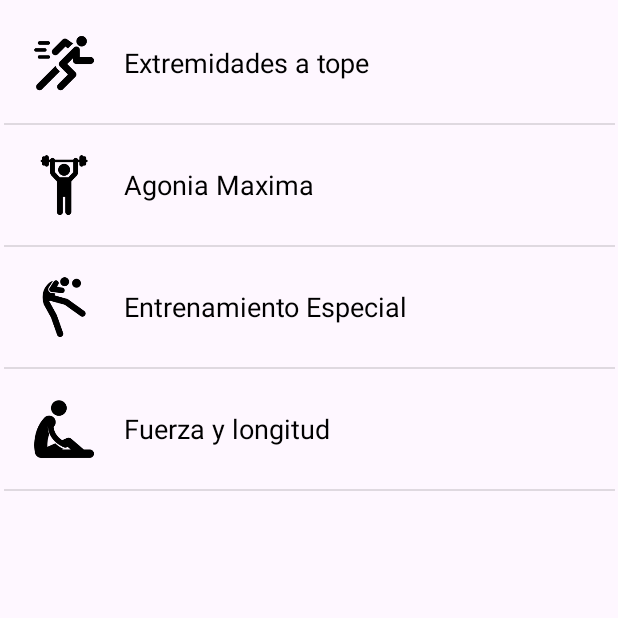
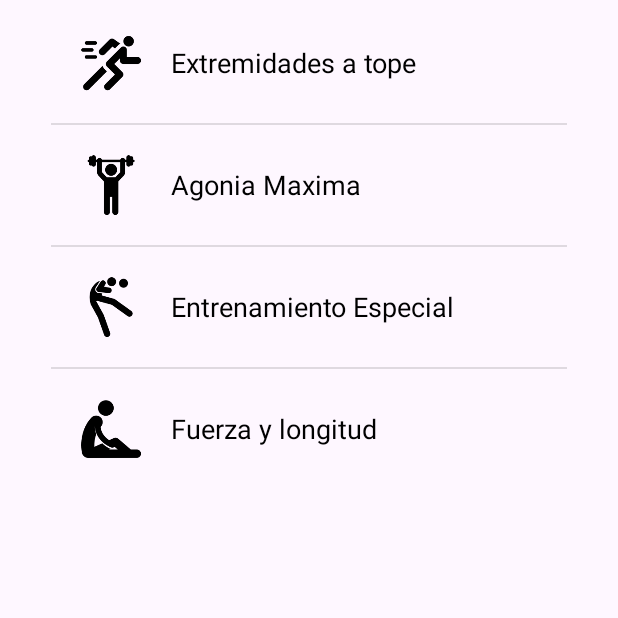
Before and after one commit to mvidalt/Examen2023_1_Android, an Android app: the screen it shows after launch (MainActivity), on a phone screen of 412 x 824 dp, the top half of it. Run offline under Robolectric (Android 15) with nearby library versions, the phone set to English and light mode, and no system bars.

Commit message:
Modo Landscape funcional 2

```diff
--- a/app/src/main/res/layout/fragment_listado_entrenamientos.xml
+++ b/app/src/main/res/layout/fragment_listado_entrenamientos.xml
@@ -7,8 +7,8 @@
 
     <ListView
         android:id="@+id/myListView"
-        android:layout_width="407dp"
-        android:layout_height="341dp"
+        android:layout_width="344dp"
+        android:layout_height="319dp"
         android:layout_marginStart="1dp"
         android:layout_marginEnd="1dp"
         app:layout_constraintBottom_toBottomOf="parent"
```
